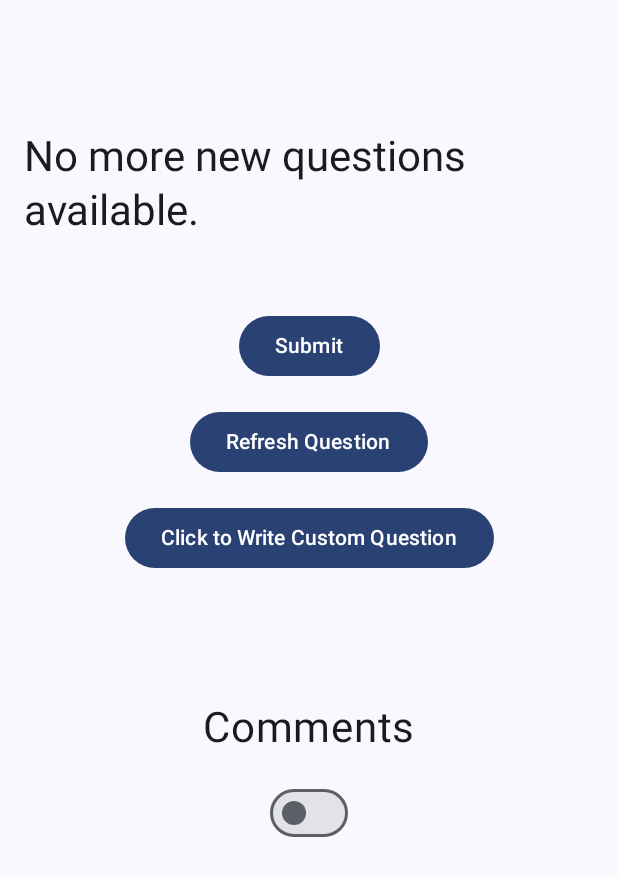
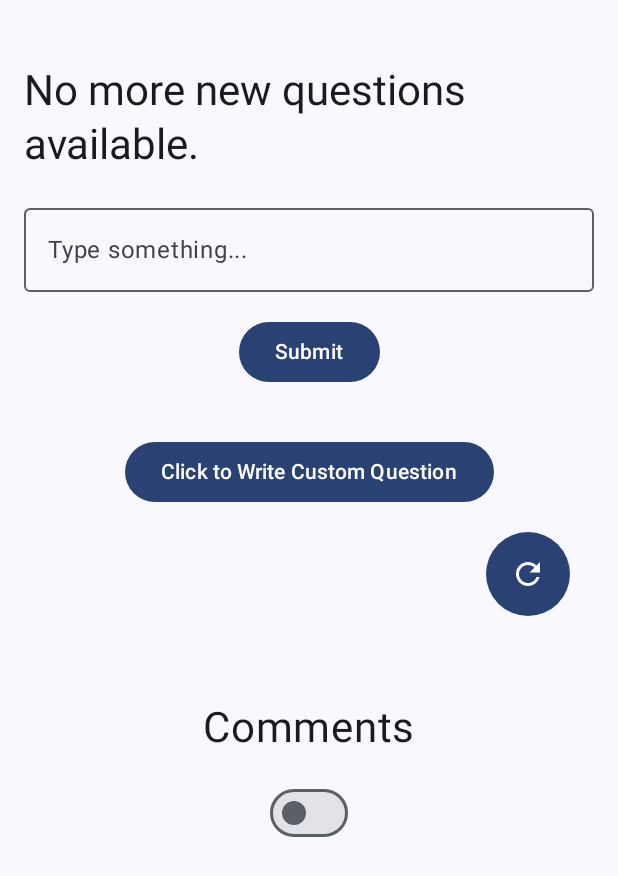
Before and after one commit to danica-grey/QOTD, an Android app built with Jetpack Compose: the screen it shows after launch (MainActivity), on a phone screen of 412 x 824 dp. Shown: the top 876 px of the screen. Run offline under Robolectric (Android 15) with nearby library versions, the phone set to English and light mode, and no system bars; our stand-ins replace Firebase (no records; nobody signed in at launch, a user with empty details on screens opened directly).

Commit message:
changed refresh button to circle swirl, need to move to bottom right of screen

```diff
--- a/app/src/main/java/com/example/qotd/MainActivity.kt
+++ b/app/src/main/java/com/example/qotd/MainActivity.kt
@@ -16,6 +16,8 @@ import androidx.compose.ui.Modifier
 import androidx.compose.ui.platform.LocalContext
 import androidx.compose.ui.unit.dp
 import android.content.Intent
+import androidx.compose.material.icons.Icons
+import androidx.compose.material.icons.filled.Refresh
 import androidx.compose.ui.res.painterResource
 import androidx.compose.ui.unit.dp
 import androidx.compose.ui.unit.sp
@@ -66,8 +68,8 @@ class MainActivity : ComponentActivity() {
     }
 }
 
+// fake comment text "Comments"
 @Composable
-
 fun Greeting() {
     Text(
         text = "Comments",
@@ -75,6 +77,7 @@ fun Greeting() {
     )
 }
 
+// fake comments, we can delete these later or now
 @Composable
 fun FakeComments() {
     var checked by remember { mutableStateOf(false) }
@@ -140,14 +143,16 @@ fun QuestionAnswerScreen(scope: CoroutineScope, snackbarHostState: SnackbarHostS
 
         Spacer(modifier = Modifier.height(16.dp))
 
-        BasicTextField(
+        OutlinedTextField(
             value = userAnswer,
             onValueChange = { userAnswer = it },
+            label = { Text("Type something...") },
             modifier = Modifier.fillMaxWidth()
         )
 
         Spacer(modifier = Modifier.height(16.dp))
 
+        // Submit Button
         Button(onClick = {
             if (userAnswer.isBlank()) {
                 scope.launch {
@@ -169,12 +174,9 @@ fun QuestionAnswerScreen(scope: CoroutineScope, snackbarHostState: SnackbarHostS
 
         Spacer(modifier = Modifier.height(16.dp))
 
-        Button(onClick = { fetchQuestion() }) {
-            Text("Refresh Question")
-        }
-
         Spacer(modifier = Modifier.height(16.dp))
 
+        // Button to open custom question activity
         Button(onClick = {
             val intent = Intent(context, ReplaceQuestionActivity::class.java)
             context.startActivity(intent)
@@ -194,6 +196,26 @@ fun QuestionAnswerScreen(scope: CoroutineScope, snackbarHostState: SnackbarHostS
                 style = MaterialTheme.typography.bodyLarge
             )
         }
+
+        // Refresh Button (circular with swirl)
+        Box(
+            modifier = Modifier
+                .fillMaxWidth()
+                .padding(16.dp),
+            contentAlignment = Alignment.TopEnd // Puts it in the top-right
+        ) {
+            FilledIconButton(
+                onClick = { fetchQuestion() },
+                modifier = Modifier.size(56.dp), // Adjust the size if needed
+                colors = IconButtonDefaults.filledIconButtonColors(containerColor = MaterialTheme.colorScheme.primary)
+            ) {
+                Icon(
+                    imageVector = Icons.Filled.Refresh,
+                    contentDescription = "Refresh Question",
+                    tint = MaterialTheme.colorScheme.onPrimary // Makes the swirl white
+                )
+            }
+        }
     }
 }
 
```
